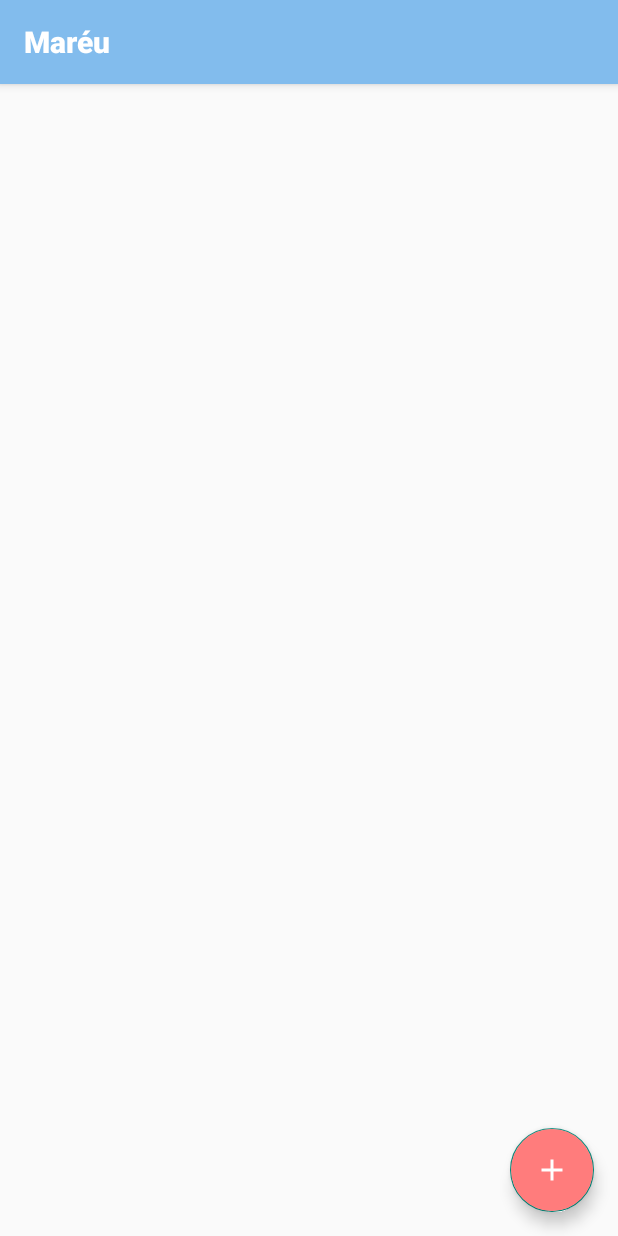
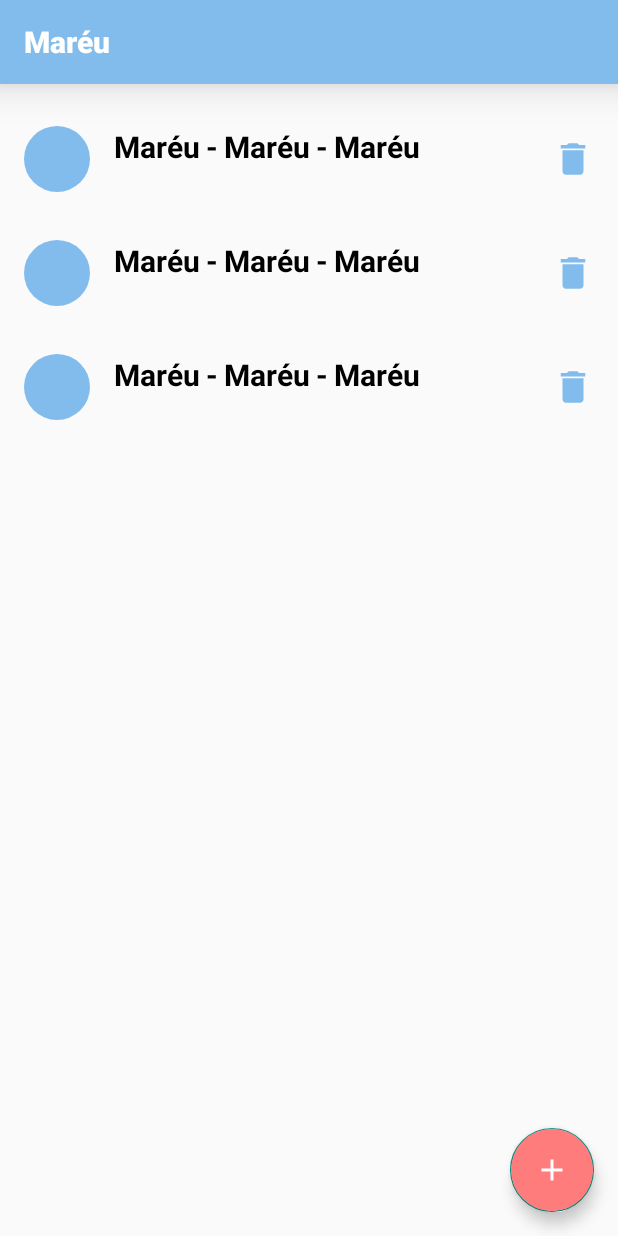
Before and after one commit to AnneLinger/Mareu, an Android app: the layout activity_meeting.xml on its own in the app's theme, with its tools: preview values and no code run, on a phone screen of 412 x 824 dp. Run offline under Robolectric (Android 15) with nearby library versions, the phone set to English and light mode, and no system bars.

Commit message:
Add a recycler view for the list of meetings

```diff
--- a/app/src/main/java/com/anne/linger/mareu/controller/fragment/ListMeetingFragment.java
+++ /dev/null
@@ -1,6 +0,0 @@
-package com.anne.linger.mareu.controller.fragment;
-/**
-*Created by Anne Linger on 20/12/2021.
-*/
-public class ListMeetingFragment {
-}
--- a/app/src/main/java/com/anne/linger/mareu/services/meeting/NewMeetingApiService.java
+++ b/app/src/main/java/com/anne/linger/mareu/services/meeting/NewMeetingApiService.java
@@ -32,4 +32,5 @@ public class NewMeetingApiService implements MeetingApiService {
     public List<String> getCollaboratorList() {
         return collaboratorList;
     }
+
 }
--- /dev/null
+++ b/app/src/main/res/drawable/circle.xml
@@ -0,0 +1,12 @@
+<?xml version="1.0" encoding="utf-8"?>
+<shape
+    xmlns:android="http://schemas.android.com/apk/res/android"
+    android:shape="oval">
+    <solid
+        android:color="@color/blue">
+    </solid>
+    <size
+        android:height="44dp"
+        android:width="44dp">
+    </size>
+</shape>
--- /dev/null
+++ b/app/src/main/res/drawable/ic_baseline_delete_24.xml
@@ -0,0 +1,5 @@
+<vector android:height="28dp" android:tint="@color/blue"
+    android:viewportHeight="24" android:viewportWidth="24"
+    android:width="28dp" xmlns:android="http://schemas.android.com/apk/res/android">
+    <path android:fillColor="@color/blue" android:pathData="M6,19c0,1.1 0.9,2 2,2h8c1.1,0 2,-0.9 2,-2V7H6v12zM19,4h-3.5l-1,-1h-5l-1,1H5v2h14V4z"/>
+</vector>
--- a/app/src/main/res/layout/activity_add_meeting.xml
+++ b/app/src/main/res/layout/activity_add_meeting.xml
@@ -42,7 +42,6 @@
             android:layout_marginLeft="16dp"
             android:layout_marginRight="8dp"
             app:startIconDrawable="@drawable/ic_baseline_calendar_month_24"
-            app:startIconCheckable="true"
             app:startIconContentDescription="Calendrier"
             app:startIconTint="@color/blue"
             android:background="@color/lightgrey"
@@ -70,7 +69,6 @@
             app:layout_constraintEnd_toEndOf="parent"
             app:layout_constraintLeft_toRightOf="@id/tf_date"
             app:layout_constraintStart_toEndOf="@id/tf_date"
-            app:startIconCheckable="true"
             app:startIconContentDescription="Horloge"
             app:startIconDrawable="@drawable/ic_baseline_access_time_24"
             app:startIconTint="@color/blue">
--- a/app/src/main/res/layout/activity_meeting.xml
+++ b/app/src/main/res/layout/activity_meeting.xml
@@ -8,16 +8,29 @@
 
         <androidx.appcompat.widget.Toolbar
             android:id="@+id/tb_main"
-        android:layout_width="0dp"
+            android:layout_width="match_parent"
             android:layout_height="wrap_content"
             android:background="@color/blue"
-        android:elevation="4dp"
             app:layout_constraintLeft_toLeftOf="parent"
             app:layout_constraintRight_toRightOf="parent"
             app:layout_constraintTop_toTopOf="parent"
+            android:elevation="16dp"
             app:title="@string/app_name"
             app:titleTextAppearance="@style/ActionBar.Text"
             app:titleTextColor="@color/white" />
+
+    <androidx.recyclerview.widget.RecyclerView
+        android:id="@+id/rv_meeting"
+        android:name="com.openclassrooms.entrevoisins.controller.activities.MeetingActivity"
+        android:layout_width="match_parent"
+        android:layout_height="0dp"
+        app:layout_constraintTop_toBottomOf="@id/tb_main"
+        app:layout_constraintBottom_toBottomOf="parent"
+        android:layout_marginHorizontal="16dp"
+        android:layout_marginVertical="12dp"
+        app:layoutManager="LinearLayoutManager"
+        tools:context=".controller.activities.MeetingActivity"
+        tools:listitem="@layout/item_list_meeting" />
 
     <com.google.android.material.floatingactionbutton.FloatingActionButton
         android:id="@+id/fab_add"
--- /dev/null
+++ b/app/src/main/res/layout/item_list_collaborators.xml
@@ -0,0 +1,6 @@
+<?xml version="1.0" encoding="utf-8"?>
+<androidx.constraintlayout.widget.ConstraintLayout xmlns:android="http://schemas.android.com/apk/res/android"
+    android:layout_width="match_parent"
+    android:layout_height="match_parent">
+
+</androidx.constraintlayout.widget.ConstraintLayout>
--- /dev/null
+++ b/app/src/main/res/layout/item_list_meeting.xml
@@ -0,0 +1,106 @@
+<?xml version="1.0" encoding="utf-8"?>
+<androidx.constraintlayout.widget.ConstraintLayout xmlns:android="http://schemas.android.com/apk/res/android"
+    xmlns:app="http://schemas.android.com/apk/res-auto"
+    xmlns:tools="http://schemas.android.com/tools"
+    android:id="@+id/item_view"
+    android:layout_width="match_parent"
+    android:layout_height="wrap_content"
+    android:layout_marginVertical="@dimen/vertical_margin"
+    >
+
+    <ImageView
+        android:id="@+id/im_circle"
+        android:layout_width="wrap_content"
+        android:layout_height="wrap_content"
+        android:src="@drawable/circle"
+        app:layout_constraintTop_toTopOf="parent"
+        app:layout_constraintBottom_toBottomOf="parent"
+        app:layout_constraintStart_toStartOf="parent"
+        >
+    </ImageView>
+
+    <TextView
+        android:id="@+id/tv_name"
+        android:layout_width="wrap_content"
+        android:layout_height="wrap_content"
+        app:layout_constraintTop_toTopOf="parent"
+        app:layout_constraintStart_toStartOf="parent"
+        android:layout_marginLeft="60dp"
+        style="@style/ItemRecyclerView"
+        tools:text="@string/app_name"
+        >
+    </TextView>
+
+    <TextView
+        android:id="@+id/tv_first_hyphen"
+        android:layout_width="wrap_content"
+        android:layout_height="wrap_content"
+        app:layout_constraintTop_toTopOf="parent"
+        app:layout_constraintStart_toEndOf="@id/tv_name"
+        android:layout_marginLeft="4dp"
+        style="@style/ItemRecyclerView"
+        android:text="@string/hyphen"
+        >
+    </TextView>
+
+    <TextView
+        android:id="@+id/tv_start_time"
+        android:layout_width="wrap_content"
+        android:layout_height="wrap_content"
+        app:layout_constraintTop_toTopOf="parent"
+        app:layout_constraintStart_toEndOf="@id/tv_first_hyphen"
+        android:layout_marginLeft="4dp"
+        style="@style/ItemRecyclerView"
+        tools:text="@string/app_name"
+        >
+    </TextView>
+
+    <TextView
+        android:id="@+id/tv_second_hyphen"
+        android:layout_width="wrap_content"
+        android:layout_height="wrap_content"
+        app:layout_constraintTop_toTopOf="parent"
+        app:layout_constraintStart_toEndOf="@id/tv_start_time"
+        android:layout_marginLeft="4dp"
+        style="@style/ItemRecyclerView"
+        android:text="@string/hyphen"
+        >
+    </TextView>
+
+    <TextView
+        android:id="@+id/tv_topic"
+        android:layout_width="wrap_content"
+        android:layout_height="wrap_content"
+        app:layout_constraintTop_toTopOf="parent"
+        app:layout_constraintStart_toEndOf="@id/tv_second_hyphen"
+        android:layout_marginLeft="4dp"
+        style="@style/ItemRecyclerView"
+        tools:text="@string/app_name"
+        >
+    </TextView>
+
+    <ImageView
+        android:id="@+id/im_delete"
+        android:layout_width="wrap_content"
+        android:layout_height="wrap_content"
+        android:src="@drawable/ic_baseline_delete_24"
+        app:layout_constraintTop_toTopOf="parent"
+        app:layout_constraintBottom_toBottomOf="parent"
+        app:layout_constraintEnd_toEndOf="parent"
+        >
+    </ImageView>
+
+    <androidx.recyclerview.widget.RecyclerView
+        android:id="@+id/rv_collaborators"
+        android:name="com.openclassrooms.entrevoisins.controller.activities.MeetingActivity"
+        android:layout_width="wrap_content"
+        android:layout_height="wrap_content"
+        app:layout_constraintBottom_toBottomOf="parent"
+        app:layout_constraintStart_toStartOf="parent"
+        app:layout_constraintEnd_toStartOf="@id/im_delete"
+        android:layout_marginLeft="60dp"
+        app:layoutManager="LinearLayoutManager"
+        tools:context=".controller.activities.MeetingActivity"
+        tools:listitem="@layout/item_list_collaborators" />
+
+</androidx.constraintlayout.widget.ConstraintLayout>
--- a/app/src/main/res/values/strings.xml
+++ b/app/src/main/res/values/strings.xml
@@ -9,4 +9,5 @@
     <string name="room">Salle</string>
     <string name="collaborators">Participants</string>
     <string name="date_error">Erreur : veuillez entrer une date au format JJ/MM/AAAA</string>
+    <string name="hyphen">-</string>
 </resources>
--- a/app/src/main/res/values/styles.xml
+++ b/app/src/main/res/values/styles.xml
@@ -7,4 +7,9 @@
         <item name="android:textColor">@color/white</item>
         <item name="android:textStyle">bold</item>
     </style>
+    <style name="ItemRecyclerView">
+        <item name="android:textStyle">bold</item>
+        <item name="android:textSize">20sp</item>
+        <item name="android:textColor">@color/black</item>
+    </style>
 </resources>
```
Also changed, not shown: app/src/main/java/com/anne/linger/mareu/controller/activities/AddMeetingActivity.java (+48 -20 lines), app/src/main/java/com/anne/linger/mareu/controller/activities/MeetingActivity.java (+40 -11 lines), app/src/main/java/com/anne/linger/mareu/controller/adapter/ListMeetingAdapter.java (added, +69 -0 lines), app/src/main/java/com/anne/linger/mareu/model/Meeting.java (+7 -8 lines). Lines whose indentation alone changed are shown as unchanged.
